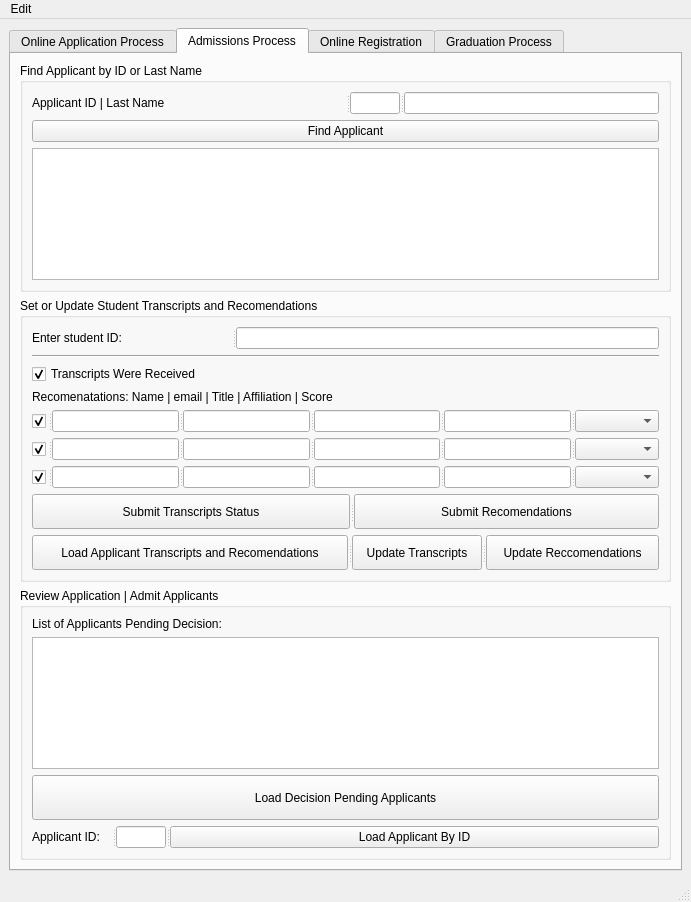
Old version of the form starrs/ui/ui_main.ui in the repository kiryha/CIS556.
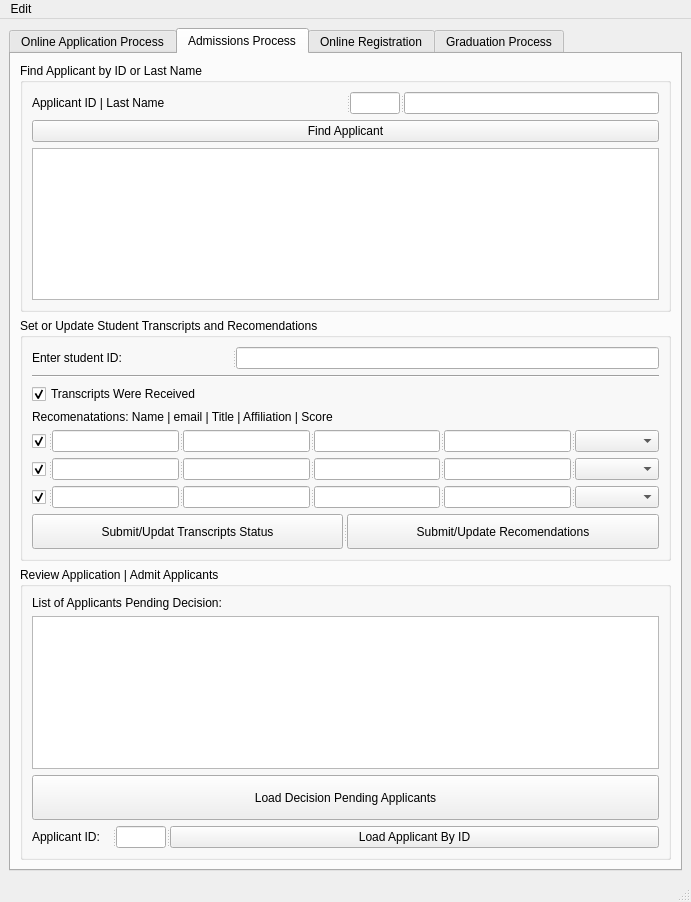
New version of the form. The open tabs and pages were chosen to show the change.

Commit message: add transcripts and recommendations to view

```diff
--- a/starrs/ui/ui_main.ui
+++ b/starrs/ui/ui_main.ui
@@ -755,7 +755,7 @@
                </size>
               </property>
               <property name="text">
-               <string>Submit Transcripts Status</string>
+               <string>Submit/Updat Transcripts Status</string>
               </property>
              </widget>
              <widget class="QPushButton" name="btnSetRecomendations">
@@ -766,47 +766,7 @@
                </size>
               </property>
               <property name="text">
-               <string>Submit Recomendations</string>
-              </property>
-             </widget>
-            </widget>
-           </item>
-           <item>
-            <widget class="QSplitter" name="splitter_26">
-             <property name="orientation">
-              <enum>Qt::Horizontal</enum>
-             </property>
-             <widget class="QPushButton" name="btnLoadTransRecom">
-              <property name="minimumSize">
-               <size>
-                <width>0</width>
-                <height>35</height>
-               </size>
-              </property>
-              <property name="text">
-               <string>Load Applicant Transcripts and Recomendations</string>
-              </property>
-             </widget>
-             <widget class="QPushButton" name="btnUpdateTranscripts">
-              <property name="minimumSize">
-               <size>
-                <width>0</width>
-                <height>35</height>
-               </size>
-              </property>
-              <property name="text">
-               <string>Update Transcripts</string>
-              </property>
-             </widget>
-             <widget class="QPushButton" name="btnUpdateRecomendations">
-              <property name="minimumSize">
-               <size>
-                <width>0</width>
-                <height>35</height>
-               </size>
-              </property>
-              <property name="text">
-               <string>Update Reccomendations</string>
+               <string>Submit/Update Recomendations</string>
               </property>
              </widget>
             </widget>
```
The commit also changes 2 other files.
